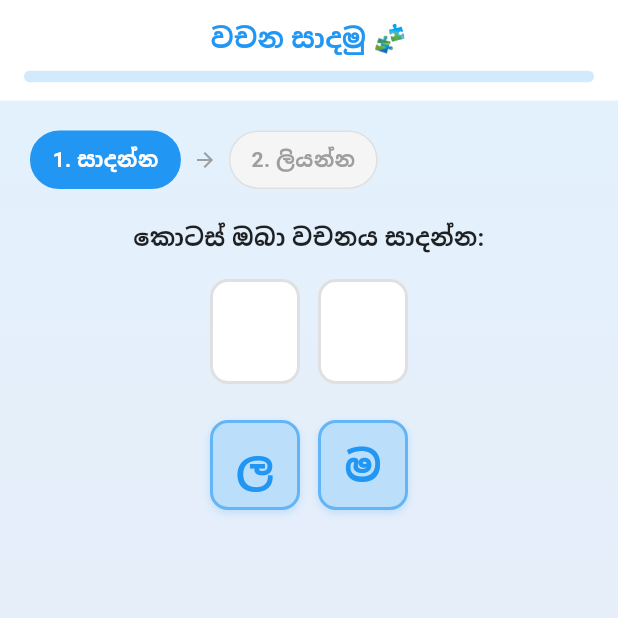
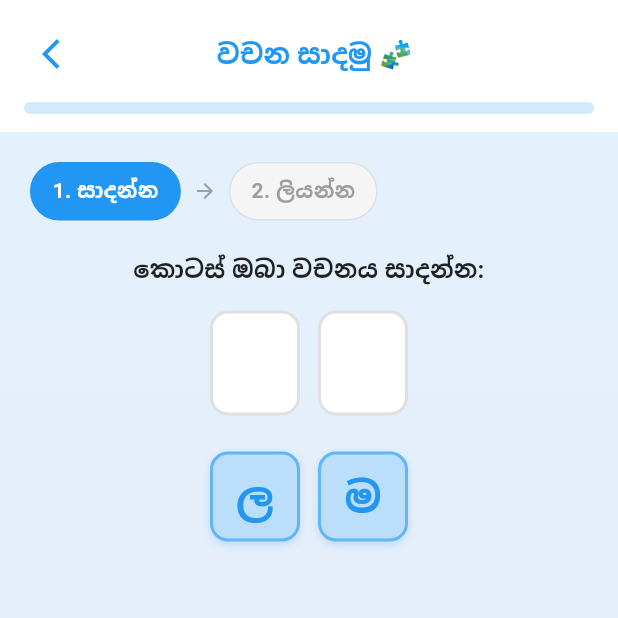
Before and after one commit to anupamamaheepala/RP_Frontend, a Flutter app: the DragAndBuildActivity screen opened directly, on a phone screen of 412 x 824 dp, the top half of it. Run offline on Flutter 3.47's test engine with Material 3 defaults, Android fonts, the phone set to English and light mode, and no system bars; our stand-ins replace audioplayers, camera, shared_preferences; missing offline and left inert: google_mlkit_digital_ink_recognition, google_mlkit_face_detection, record; accounts and stored records are empty.

Commit message:
Grade 3 activities

```diff
--- a/lib/pages/Dysgraphia/Activities/Grade 3/Grade3_medium_risk_activities.dart
+++ b/lib/pages/Dysgraphia/Activities/Grade 3/Grade3_medium_risk_activities.dart
@@ -376,7 +376,7 @@ class _FreeCopyActivityState extends State<FreeCopyActivity> {
           child: Column(
             children: [
               _buildHeader(
-                  'අකුරු ලිවීම ✍️', Colors.orange, progress,
+                  context, 'අකුරු ලිවීම ✍️', Colors.orange, progress,
                   widget.letters.length),
               Expanded(
                 child: SingleChildScrollView(
@@ -725,7 +725,7 @@ class _WordInContextActivityState extends State<WordInContextActivity>
           child: Column(
             children: [
               _buildHeader(
-                  'පින්තූරයෙන් ලිවීම 🖼️', Colors.green, progress,
+                  context, 'පින්තූරයෙන් ලිවීම 🖼️', Colors.green, progress,
                   widget.words.length),
               Expanded(
                 child: SingleChildScrollView(
@@ -1476,7 +1476,7 @@ class _DragAndBuildActivityState extends State<DragAndBuildActivity> {
           child: Column(
             children: [
               _buildHeader(
-                  'වචන සාදමු 🧩', Colors.blue, progress, widget.words.length),
+                  context, 'වචන සාදමු 🧩', Colors.blue, progress, widget.words.length),
               Expanded(
                 child: SingleChildScrollView(
                   padding: const EdgeInsets.all(20),
@@ -1852,13 +1852,22 @@ class _DragAndBuildActivityState extends State<DragAndBuildActivity> {
 // ─────────────────────────────────────────────────────────────────────────────
 
 Widget _buildHeader(
-    String title, Color color, double progress, int total) {
+    BuildContext context, String title, Color color, double progress, int total) {
   return Container(
     padding: const EdgeInsets.symmetric(horizontal: 16, vertical: 12),
     color: Colors.white,
     child: Column(
       children: [
-        Text(
+        Row(
+          children: [
+            IconButton(
+              icon: Icon(Icons.arrow_back_ios, color: color),
+              onPressed: () => Navigator.pop(context),
+              padding: const EdgeInsets.all(8),
+              constraints: const BoxConstraints(),
+            ),
+            Expanded(
+              child: Text(
                 title,
                 style: TextStyle(
                   fontSize: 18,
@@ -1866,6 +1875,10 @@ Widget _buildHeader(
                   color: color,
                 ),
                 textAlign: TextAlign.center,
+              ),
+            ),
+            const SizedBox(width: 40),
+          ],
         ),
         const SizedBox(height: 8),
         ClipRRect(
```
Also changed, not shown: lib/pages/Dysgraphia/Activities/Grade 3/Grade3_high_risk_activities.dart (+20 -17 lines), lib/pages/Dysgraphia/dysgraphia_results_page.dart (+87 -0 lines), pubspec.lock, 1 other file. Lines whose indentation alone changed are shown as unchanged.
